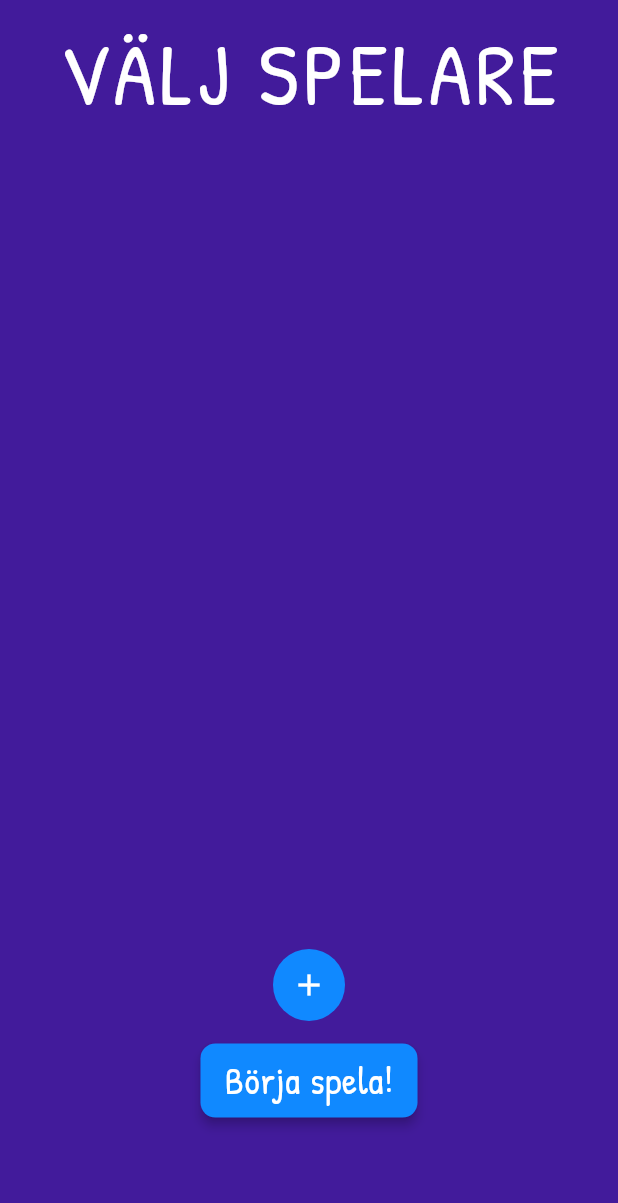
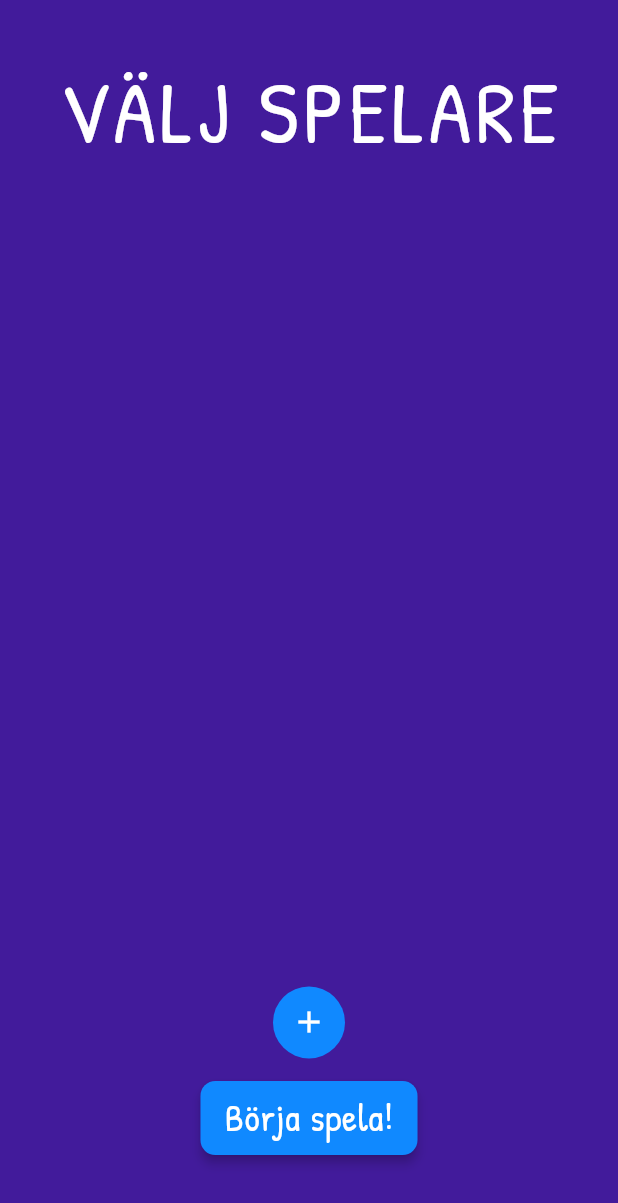
Before and after one commit to ponbac/drinktajm, a Flutter app: the screen it shows after launch, after a tap on "Supdags!", on a phone screen of 412 x 824 dp. Shown: the top 1203 px of the screen. Run offline on Flutter 3.47's test engine with Material 2 defaults, Android fonts, the phone set to English and light mode, and no system bars; network calls fail.

Commit message:
small spacing changes

```diff
--- a/lib/main.dart
+++ b/lib/main.dart
@@ -12,7 +12,7 @@ class MyApp extends StatelessWidget {
   // This widget is the root of your application.
   @override
   Widget build(BuildContext context) {
-    SystemChrome.setEnabledSystemUIOverlays([]);
+    //SystemChrome.setEnabledSystemUIOverlays([]);
     SystemChrome.setPreferredOrientations([
       DeviceOrientation.portraitUp,
       DeviceOrientation.portraitDown,
--- a/lib/pages/player_select_page.dart
+++ b/lib/pages/player_select_page.dart
@@ -23,8 +23,8 @@ class _PlayerSelectState extends State<PlayerSelect> {
 
   void _startGame(BuildContext ctx) {
     if (playerList.length > 0) {
-      Navigator.of(ctx)
-          .push(MaterialPageRoute(builder: (_) => GamePage(new Session(playerList))));
+      Navigator.of(ctx).push(
+          MaterialPageRoute(builder: (_) => GamePage(new Session(playerList))));
     }
   }
 
@@ -35,6 +35,9 @@ class _PlayerSelectState extends State<PlayerSelect> {
     return Scaffold(
       body: Column(
         children: <Widget>[
+          SizedBox(
+            height: 25,
+          ),
           HeaderText('VÄLJ SPELARE'),
           SizedBox(
             height: height * 0.65,
@@ -116,7 +119,7 @@ class _PlayerSelectState extends State<PlayerSelect> {
             ),
           )),
           Container(
-            height: height*0.06,
+            height: height * 0.06,
             margin: EdgeInsets.only(top: 15),
             child: ActionButton(
               buttonTitle: 'Börja spela!',
--- a/lib/widgets/question_card.dart
+++ b/lib/widgets/question_card.dart
@@ -15,7 +15,7 @@ class QuestionCard extends StatelessWidget {
       child: Column(
         children: <Widget>[
           HeaderText('${question.category}'),
-          Text('${question.description}', style: TextStyle(fontSize: 22),  textAlign: TextAlign.center,)
+          Text('${question.description}', style: TextStyle(fontSize: 26),  textAlign: TextAlign.center,)
         ],
       ),
     );
```
